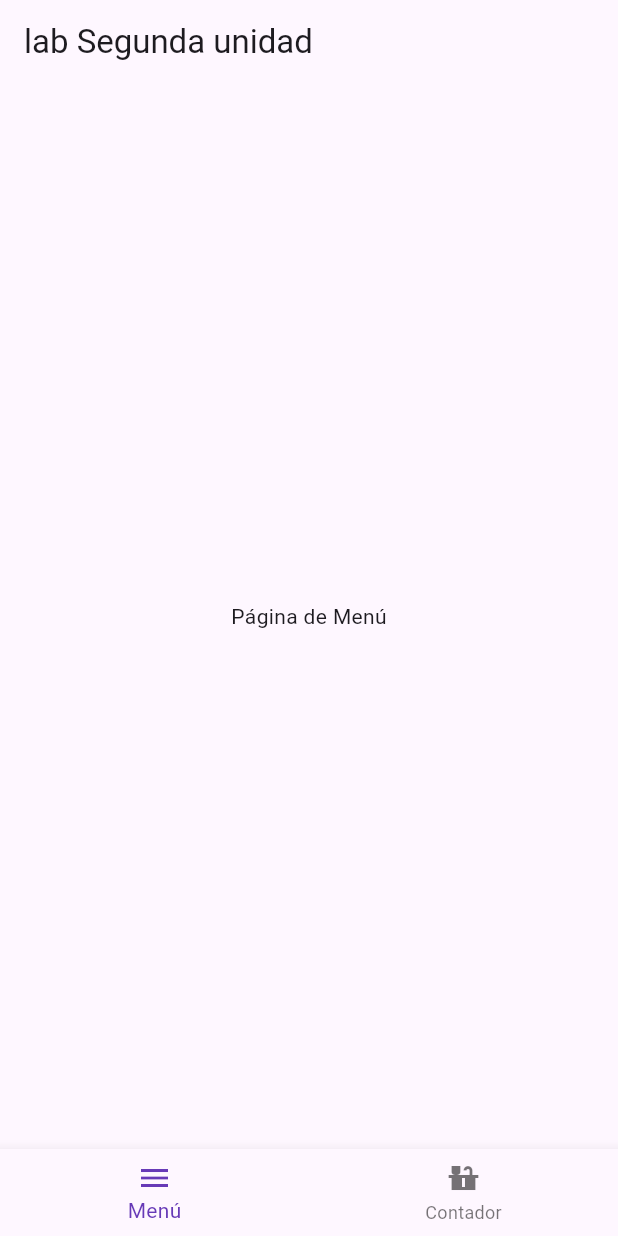
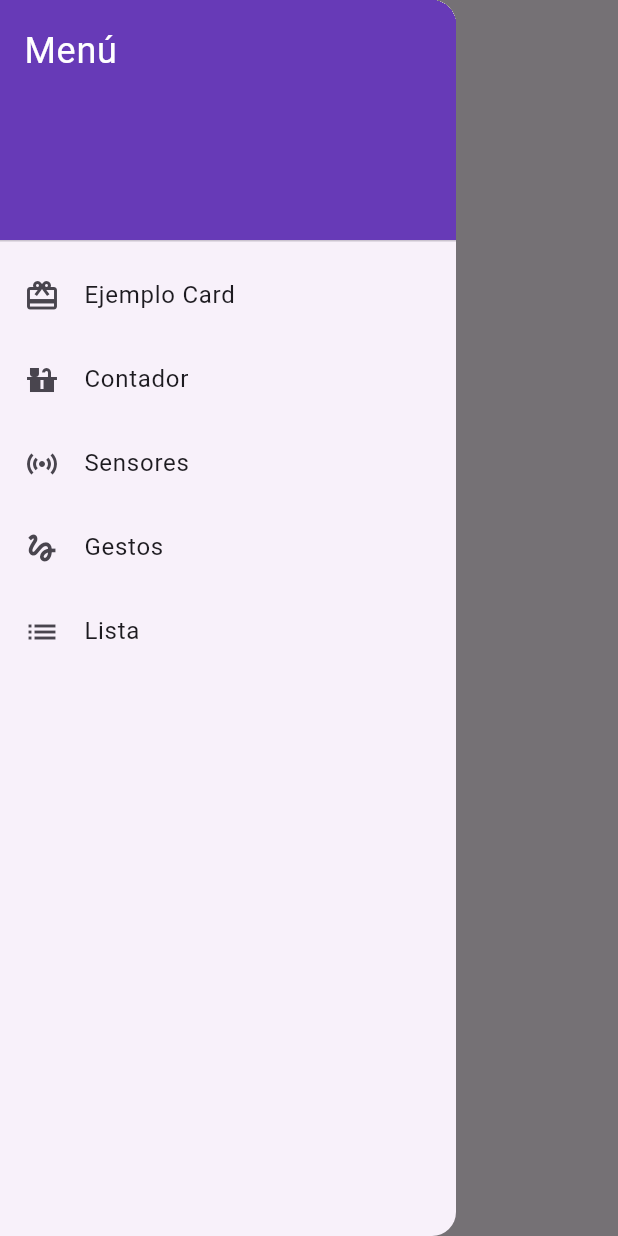
Before and after one commit to ignacioMatus94/contador, a Flutter app: the screen it shows after launch, with the side drawer open (before the commit the screen has no drawer), on a phone screen of 412 x 824 dp. Run offline on Flutter 3.47's test engine with Material 3 defaults, Android fonts, the phone set to English and light mode, and no system bars; our stand-ins replace logger.

Commit message:
agregar pantallas

```diff
--- /dev/null
+++ b/lib/gestos.dart
@@ -0,0 +1,17 @@
+import 'package:flutter/material.dart';
+
+class Gestos extends StatelessWidget {
+  const Gestos({super.key});
+
+  @override
+  Widget build(BuildContext context) {
+    return Scaffold(
+      appBar: AppBar(
+        title: const Text('Gestos'),
+      ),
+      body: const Center(
+        child: Text('Página de Gestos'),
+      ),
+    );
+  }
+}
--- /dev/null
+++ b/lib/home_screen.dart
@@ -0,0 +1,149 @@
+import 'package:flutter/material.dart';
+import 'package:logger/logger.dart';
+import 'menu.dart';
+import 'contador.dart';
+import 'sensores.dart';
+import 'gestos.dart';
+import 'lista.dart';
+
+final logger = Logger();
+
+class HomeScreen extends StatefulWidget {
+  const HomeScreen({super.key});
+
+  @override
+  State<HomeScreen> createState() {
+    logger.i('Crear estado HomeScreen');
+    return _HomeScreenState();
+  }
+}
+
+class _HomeScreenState extends State<HomeScreen> {
+  int _selectedIndex = 0;
+
+  static const List<Widget> _pages = <Widget>[
+    Menu(),
+    Contador(title: 'Contador'),
+    Sensores(),
+    Gestos(),
+    Lista(),
+  ];
+
+  _HomeScreenState() {
+    logger.i('Constructor: _HomeScreenState');
+    logger.i('mounted: $mounted');
+  }
+
+  @override
+  void initState() {
+    super.initState();
+    logger.i('initState HomeScreen');
+  }
+
+  @override
+  void didChangeDependencies() {
+    super.didChangeDependencies();
+    logger.i('didChangeDependencies HomeScreen');
+  }
+
+  @override
+  void didUpdateWidget(HomeScreen oldWidget) {
+    super.didUpdateWidget(oldWidget);
+    logger.i('didUpdateWidget HomeScreen');
+  }
+
+  @override
+  void deactivate() {
+    logger.i('deactivate HomeScreen');
+    super.deactivate();
+  }
+
+  @override
+  void dispose() {
+    logger.i('dispose HomeScreen');
+    super.dispose();
+  }
+
+  @override
+  void reassemble() {
+    super.reassemble();
+    logger.i('reassemble HomeScreen');
+  }
+
+  void _onItemTapped(int index) {
+    if (index >= 0 && index < _pages.length) {
+      setState(() {
+        logger.i('setState: Cambiar página a $index');
+        _selectedIndex = index;
+      });
+      Navigator.pop(context); // Cierra el drawer al seleccionar una opción
+    }
+  }
+
+  @override
+  Widget build(BuildContext context) {
+    logger.i('build HomeScreen');
+    return Scaffold(
+      appBar: AppBar(
+        title: const Text('Lab Segunda Unidad'),
+      ),
+      body: Center(
+        child: _pages.elementAt(_selectedIndex),
+      ),
+      drawer: Drawer(
+        child: ListView(
+          padding: EdgeInsets.zero,
+          children: <Widget>[
+            const DrawerHeader(
+              decoration: BoxDecoration(
+                color: Colors.deepPurple,
+              ),
+              child: Text(
+                'Menú',
+                style: TextStyle(
+                  color: Colors.white,
+                  fontSize: 24,
+                ),
+              ),
+            ),
+            ListTile(
+              leading: const Icon(Icons.card_giftcard),
+              title: const Text('Ejemplo Card'),
+              onTap: () {
+                _onItemTapped(0);
+              },
+            ),
+            ListTile(
+              leading: const Icon(Icons.countertops),
+              title: const Text('Contador'),
+              onTap: () {
+                _onItemTapped(1);
+              },
+            ),
+            ListTile(
+              leading: const Icon(Icons.sensors),
+              title: const Text('Sensores'),
+              onTap: () {
+                _onItemTapped(2);
+              },
+            ),
+            ListTile(
+              leading: const Icon(Icons.gesture),
+              title: const Text('Gestos'),
+              onTap: () {
+                _onItemTapped(3);
+              },
+            ),
+            ListTile(
+              leading: const Icon(Icons.list),
+              title: const Text('Lista'),
+              onTap: () {
+                _onItemTapped(4);
+              },
+            ),
+          ],
+        ),
+      ),
+    );
+  }
+}
--- a/lib/main.dart
+++ b/lib/main.dart
@@ -1,6 +1,5 @@
 import 'package:flutter/material.dart';
-import 'package:contador/menu.dart';
-import 'package:contador/contador.dart';
+import 'home_screen.dart';
 import 'package:logger/logger.dart';
 
 final logger = Logger();
@@ -15,7 +14,6 @@ class MyApp extends StatelessWidget {
   @override
   Widget build(BuildContext context) {
     return MaterialApp(
-
       theme: ThemeData(
         colorScheme: ColorScheme.fromSeed(seedColor: Colors.deepPurple),
         useMaterial3: true,
@@ -24,97 +22,3 @@ class MyApp extends StatelessWidget {
     );
   }
 }
-
-class HomeScreen extends StatefulWidget {
-  const HomeScreen({super.key});
-
-  @override
-  State<HomeScreen> createState() {
-    logger.i('Crear estado HomeScreen');
-    return _HomeScreenState();
-  }
-}
-
-class _HomeScreenState extends State<HomeScreen> {
-  int _selectedIndex = 0;
-  static const List<Widget> _pages = <Widget>[
-    Menu(),
-    Contador(title: 'Contador'),
-  ];
-
-  _HomeScreenState() {
-    logger.i('Constructor: _HomeScreenState');
-    logger.i('mounted: $mounted');
-  }
-
-  @override
-  void initState() {
-    super.initState();
-    logger.i('initState HomeScreen');
-  }
-
-  @override
-  void didChangeDependencies() {
-    super.didChangeDependencies();
-    logger.i('didChangeDependencies HomeScreen');
-  }
-
-  @override
-  void didUpdateWidget(HomeScreen oldWidget) {
-    super.didUpdateWidget(oldWidget);
-    logger.i('didUpdateWidget HomeScreen');
-  }
-
-  @override
-  void deactivate() {
-    logger.i('deactivate HomeScreen');
-    super.deactivate();
-  }
-
-  @override
-  void dispose() {
-    logger.i('dispose HomeScreen');
-    super.dispose();
-  }
-
-  @override
-  void reassemble() {
-    super.reassemble();
-    logger.i('reassemble HomeScreen');
-  }
-
-  void _onItemTapped(int index) {
-    setState(() {
-      logger.i('setState: Cambiar página a $index');
-      _selectedIndex = index;
-    });
-  }
-
-  @override
-  Widget build(BuildContext context) {
-    logger.i('build HomeScreen');
-    return Scaffold(
-      appBar: AppBar(
-        title: const Text('lab Segunda unidad'),
-      ),
-      body: Center(
-        child: _pages.elementAt(_selectedIndex),
-      ),
-      bottomNavigationBar: BottomNavigationBar(
-        items: const <BottomNavigationBarItem>[
-          BottomNavigationBarItem(
-            icon: Icon(Icons.menu),
-            label: 'Menú',
-          ),
-          BottomNavigationBarItem(
-            icon: Icon(Icons.countertops),
-            label: 'Contador',
-          ),
-        ],
-        currentIndex: _selectedIndex,
-        selectedItemColor: Colors.deepPurple,
-        onTap: _onItemTapped,
-      ),
-    );
-  }
-}
--- /dev/null
+++ b/lib/sensores.dart
@@ -0,0 +1,17 @@
+import 'package:flutter/material.dart';
+
+class Sensores extends StatelessWidget {
+  const Sensores({super.key});
+
+  @override
+  Widget build(BuildContext context) {
+    return Scaffold(
+      appBar: AppBar(
+        title: const Text('Sensores'),
+      ),
+      body: const Center(
+        child: Text('Página de Sensores'),
+      ),
+    );
+  }
+}
```
Also changed, not shown: lib/detalle.dart (added, +22 -0 lines), lib/lista.dart (added, +33 -0 lines).
